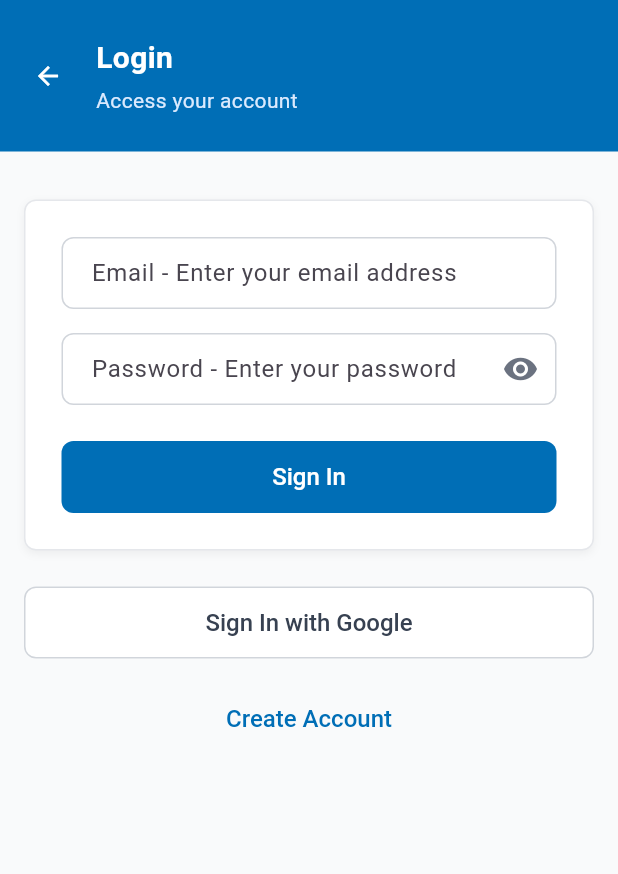
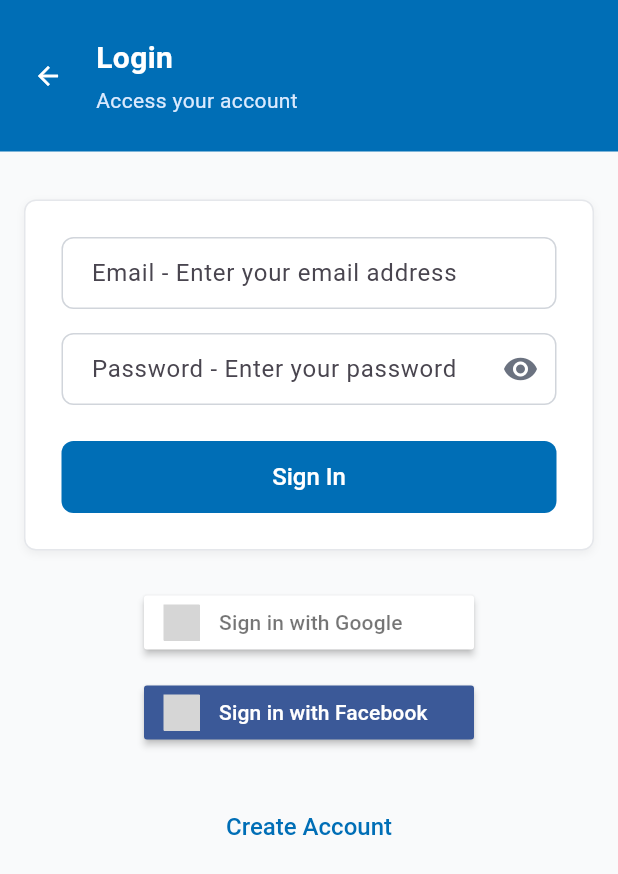
Before and after one commit to gracekazmierski/byuid_rideshare, a Flutter app: the LoginPage screen opened by its route, on a phone screen of 412 x 824 dp. Shown: the top 874 px of the screen. Run offline on Flutter 3.47's test engine with Material 3 defaults, Android fonts, the phone set to English and light mode, and no system bars; drawn by our look-alikes of sign_in_button; our stand-ins replace cloud_firestore, firebase_auth, firebase_core, firebase_messaging, firebase_storage, flutter_local_notifications and 5 more; missing offline and left inert: add_2_calendar, flutter_facebook_auth; accounts and stored records are empty; grey boxes are pictures that could not be loaded.

Commit message:
adding new login buttons with logos, including facebook and apple logos, with apple only showing up on ios. added dummy functions for facebook and apple that DO NOT work yet.

```diff
--- a/lib/screens/auth/login_page.dart
+++ b/lib/screens/auth/login_page.dart
@@ -1,4 +1,6 @@
 // lib/screens/auth/login_page.dart
+
+import 'dart:io';
 
 import 'package:flutter/material.dart';
 import 'package:firebase_auth/firebase_auth.dart';
@@ -8,6 +10,9 @@ import 'package:byui_rideshare/screens/auth/create_account_page.dart'; // To nav
 import 'package:byui_rideshare/screens/profile/profile_setup_screen.dart'; // For profile setup after sign-up
 import 'package:byui_rideshare/theme/app_colors.dart'; // Import custom colors
 import 'package:flutter/foundation.dart';
+import 'package:sign_in_button/sign_in_button.dart';
+import 'package:flutter_facebook_auth/flutter_facebook_auth.dart';
+import 'package:firebase_auth/firebase_auth.dart';
 
 class LoginPage extends StatefulWidget {
   const LoginPage({super.key});
@@ -24,6 +29,8 @@ class _LoginPageState extends State<LoginPage> {
 
   // State variables for loading indicators
   bool _isGoogleSigningIn = false;
+  bool _isFacebookSigningIn = false;
+  bool _isAppleSigningIn = false;
   bool _isEmailSigningIn = false;
 
   // IMPORTANT: Replace this with your actual Google Web Client ID
@@ -152,6 +159,72 @@ class _LoginPageState extends State<LoginPage> {
       if (mounted) {
         setState(() {
           _isGoogleSigningIn = false;
+        });
+      }
+    }
+  }
+
+  // --- Placeholder Function to handle Facebook Sign In ---
+  Future<void> _handleFacebookSignIn() async {
+    if (!mounted) return;
+    setState(() {
+      _isFacebookSigningIn = true;
+    });
+
+    try {
+      // TODO: Add your Facebook Sign-In logic here
+      // You can use `flutter_facebook_auth` package for Facebook login
+
+      await Future.delayed(const Duration(seconds: 1)); // Dummy delay to simulate loading
+
+      // After successful sign-in, navigate accordingly:
+      Navigator.of(context).pushAndRemoveUntil(
+        MaterialPageRoute(builder: (context) => const AuthWrapper()),
+            (Route<dynamic> route) => false,
+      );
+    } catch (e) {
+      if (!mounted) return;
+      print('Facebook Sign-In Error: $e');
+      ScaffoldMessenger.of(context).showSnackBar(
+        const SnackBar(content: Text('An error occurred during Facebook Sign-In.')),
+      );
+    } finally {
+      if (mounted) {
+        setState(() {
+          _isFacebookSigningIn = false;
+        });
+      }
+    }
+  }
+
+  // --- Placeholder Function to handle Apple Sign In ---
+  Future<void> _handleAppleSignIn() async {
+    if (!mounted) return;
+    setState(() {
+      _isAppleSigningIn = true;
+    });
+
+    try {
+      // TODO: Add your Apple Sign-In logic here
+      // You can use `sign_in_with_apple` package for Apple login
+
+      await Future.delayed(const Duration(seconds: 1)); // Dummy delay to simulate loading
+
+      // After successful sign-in, navigate accordingly:
+      Navigator.of(context).pushAndRemoveUntil(
+        MaterialPageRoute(builder: (context) => const AuthWrapper()),
+            (Route<dynamic> route) => false,
+      );
+    } catch (e) {
+      if (!mounted) return;
+      print('Apple Sign-In Error: $e');
+      ScaffoldMessenger.of(context).showSnackBar(
+        const SnackBar(content: Text('An error occurred during Apple Sign-In.')),
+      );
+    } finally {
+      if (mounted) {
+        setState(() {
+          _isAppleSigningIn = false;
         });
       }
     }
@@ -358,29 +431,44 @@ class _LoginPageState extends State<LoginPage> {
                         crossAxisAlignment: CrossAxisAlignment.stretch,
                         children: [
                           // Sign In with Google Button (w-full h-12 bg-white text-gray-700 border-gray-300 hover:bg-gray-50 font-medium rounded-lg)
-                          _isGoogleSigningIn
-                              ? const Center(child: CircularProgressIndicator())
-                              : SizedBox(
-                            width: double.infinity, // w-full
-                            height: 48.0, // h-12
-                            child: OutlinedButton(
-                              onPressed: _handleGoogleSignIn, // Calls the Google Sign-In function
-                              style: OutlinedButton.styleFrom(
-                                backgroundColor: Colors.white, // bg-white
-                                foregroundColor: AppColors.gray700, // text-gray-700
-                                side: const BorderSide(color: AppColors.gray300, width: 1.0), // border-gray-300
-                                shape: RoundedRectangleBorder(
-                                  borderRadius: BorderRadius.circular(8.0), // rounded-lg
-                                ),
-                                textStyle: const TextStyle(
-                                  fontSize: 16.0,
-                                  fontWeight: FontWeight.w500, // font-medium
+                          // Alternative Sign In buttons as icon-only mini buttons in a row
+                          if (_isGoogleSigningIn || _isFacebookSigningIn || _isAppleSigningIn)
+                            Center(
+                              child: Padding(
+                                padding: const EdgeInsets.symmetric(vertical: 12.0),
+                                child: Row(
+                                  mainAxisAlignment: MainAxisAlignment.center,
+                                  children: const [
+                                    CircularProgressIndicator(),
+                                  ],
                                 ),
                               ),
-                              child: const Text('Sign In with Google'),
+                            )
+                          else
+                            Center(
+                              child: Column(
+                                mainAxisSize: MainAxisSize.min,
+                                children: [
+                                  SignInButton(
+                                    Buttons.google,
+                                    onPressed: _handleGoogleSignIn,
+                                  ),
+                                  const SizedBox(height: 12),
+                                  SignInButton(
+                                    Buttons.facebook,
+                                    onPressed: _handleFacebookSignIn,
+                                  ),
+                                  const SizedBox(height: 12),
+                                  if (!kIsWeb && Platform.isIOS) // Show Apple sign-in only on iOS native (not web)
+                                    SignInButton(
+                                      Buttons.apple,
+                                      onPressed: _handleAppleSignIn,
+                                    ),
+                                ],
+                              ),
                             ),
-                          ),
-                          const SizedBox(height: 16.0), // space-y-4
+
+                          const SizedBox(height: 16.0), // space between sign-in buttons and create account
 
                           // Create Account Button (text-center Button variant="link" className="text-[#006eb6] hover:text-[#005a9a] font-medium")
                           Center(
--- a/pubspec.yaml
+++ b/pubspec.yaml
@@ -13,6 +13,7 @@ dependencies:
   flutter:
     sdk: flutter
   flutter_svg: ^2.0.11
+  sign_in_button: ^4.0.1
   add_2_calendar: ^3.0.1
 
   cupertino_icons: ^1.0.8
@@ -28,6 +29,7 @@ dependencies:
   cloud_firestore: ^5.6.9
   intl: ^0.20.2
   google_sign_in: ^6.1.5
+  flutter_facebook_auth: ^7.1.2
   image_picker: ^1.1.2
   mask_text_input_formatter: ^2.3.0 # For making the phone number appear with dashes
 
```
Also changed, not shown: pubspec.lock, 6 other files.
